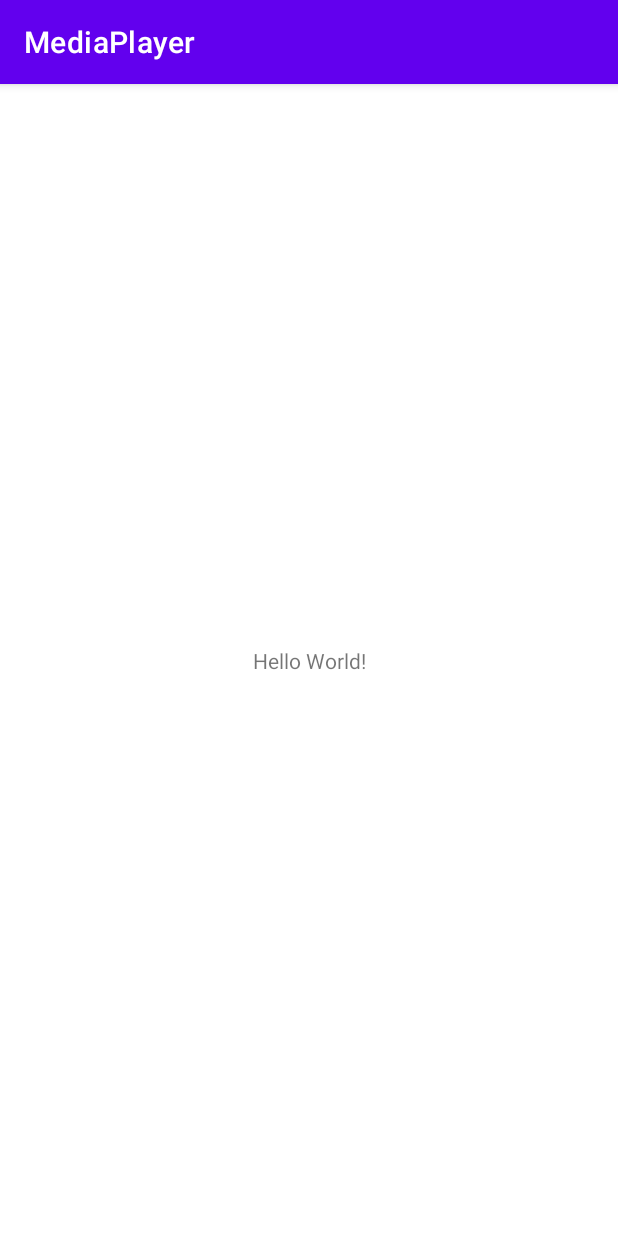
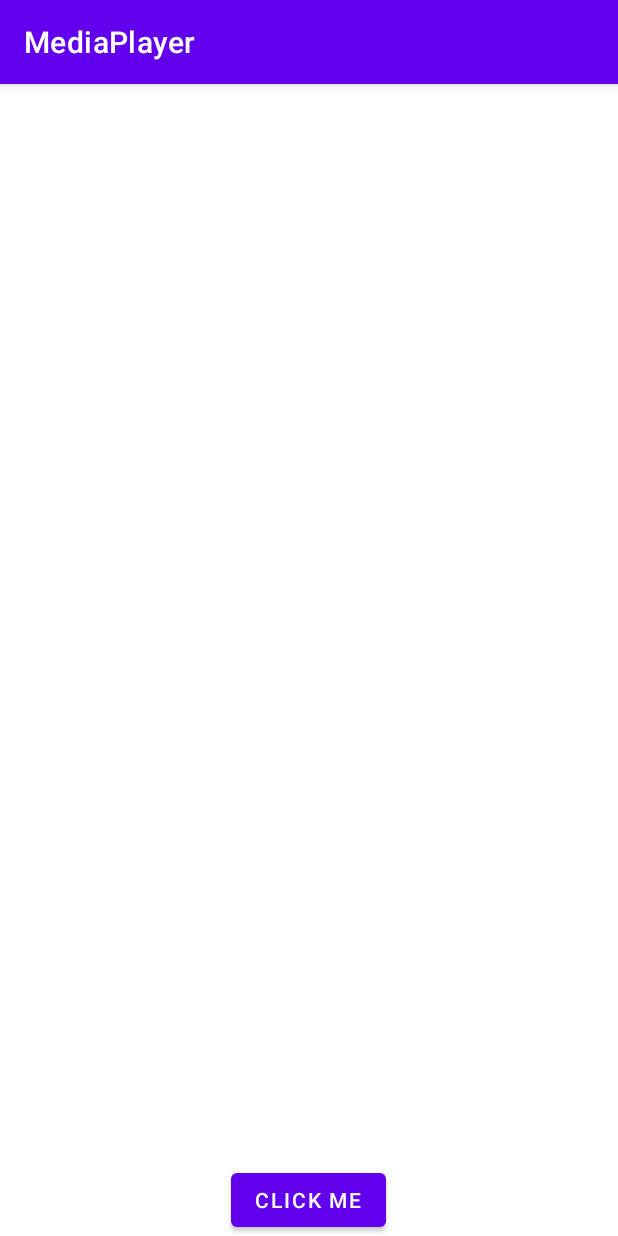
Before and after one commit to dimryb/MediaPlayer, an Android app: the screen it shows after launch (MainActivity), on a phone screen of 412 x 824 dp. Run offline under Robolectric (Android 15) with nearby library versions, the phone set to English and light mode, and no system bars.

Commit message:
Простое воспроизведение файла

```diff
--- a/app/src/main/java/ru/netology/mediaplayer/MainActivity.kt
+++ b/app/src/main/java/ru/netology/mediaplayer/MainActivity.kt
@@ -1,11 +1,17 @@
 package ru.netology.mediaplayer
 
+import android.media.MediaPlayer
 import androidx.appcompat.app.AppCompatActivity
 import android.os.Bundle
+import android.view.View
 
 class MainActivity : AppCompatActivity() {
     override fun onCreate(savedInstanceState: Bundle?) {
         super.onCreate(savedInstanceState)
         setContentView(R.layout.activity_main)
+
+        findViewById<View>(R.id.play).setOnClickListener {
+            MediaPlayer.create(this, R.raw.ring).start()
+        }
     }
 }
--- a/app/src/main/res/layout/activity_main.xml
+++ b/app/src/main/res/layout/activity_main.xml
@@ -1,18 +1,17 @@
 <?xml version="1.0" encoding="utf-8"?>
-<androidx.constraintlayout.widget.ConstraintLayout xmlns:android="http://schemas.android.com/apk/res/android"
+<FrameLayout xmlns:android="http://schemas.android.com/apk/res/android"
     xmlns:app="http://schemas.android.com/apk/res-auto"
     xmlns:tools="http://schemas.android.com/tools"
     android:layout_width="match_parent"
     android:layout_height="match_parent"
     tools:context=".MainActivity">
 
-    <TextView
+    <Button
+        android:id="@+id/play"
         android:layout_width="wrap_content"
         android:layout_height="wrap_content"
-        android:text="Hello World!"
-        app:layout_constraintBottom_toBottomOf="parent"
-        app:layout_constraintEnd_toEndOf="parent"
-        app:layout_constraintStart_toStartOf="parent"
-        app:layout_constraintTop_toTopOf="parent" />
+        android:layout_gravity="center_horizontal|bottom"
+        android:text="@string/play"
+        />
 
-</androidx.constraintlayout.widget.ConstraintLayout>
+</FrameLayout>
--- a/app/src/main/res/values/strings.xml
+++ b/app/src/main/res/values/strings.xml
@@ -1,3 +1,4 @@
 <resources>
     <string name="app_name">MediaPlayer</string>
+    <string name="play">Click me</string>
 </resources>
```
Also changed, not shown: 1 other file.
